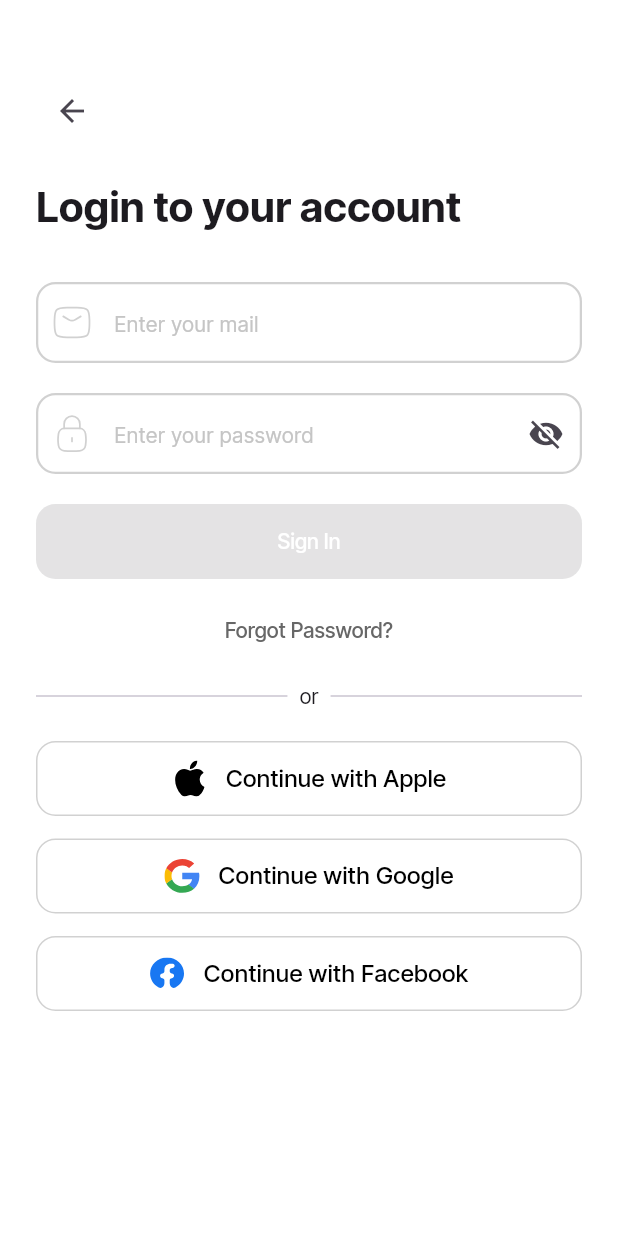
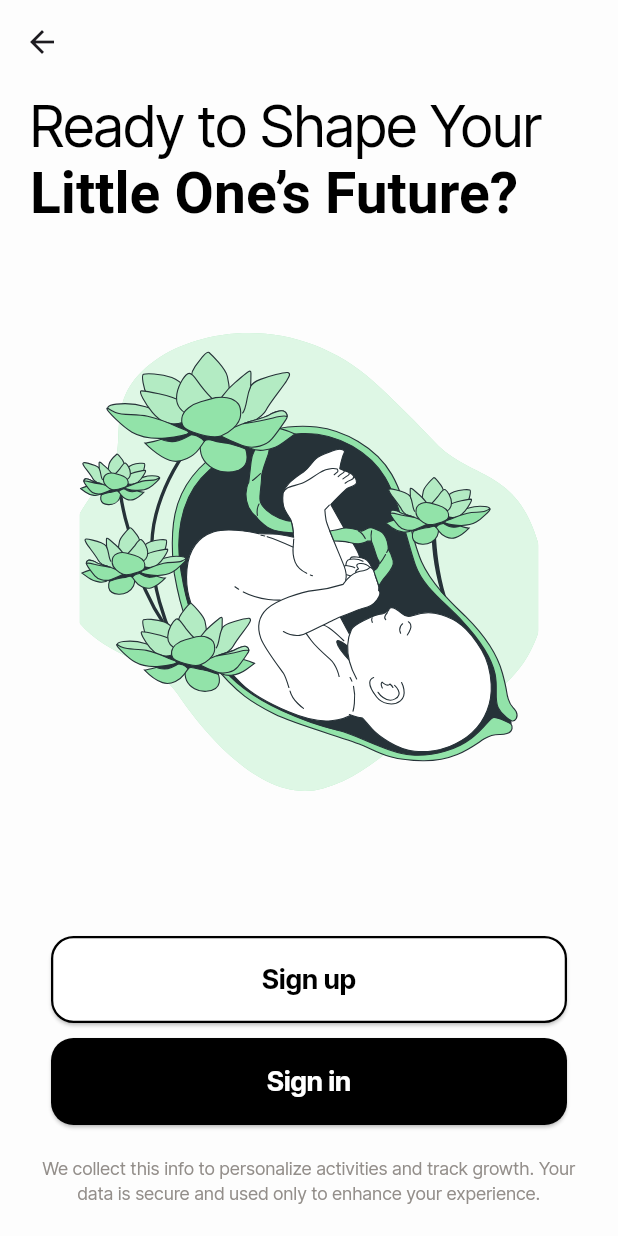
Before and after one commit to BondTime-New/Bondtime-App, a Flutter app: the screen it shows after launch, on a phone screen of 412 x 824 dp. Run offline on Flutter 3.47's test engine with Material 3 defaults, Android fonts, the phone set to English and light mode, and no system bars; our stand-ins replace flutter_svg.

Commit message:
integrated with sign in screen

```diff
--- a/lib/main.dart
+++ b/lib/main.dart
@@ -1,5 +1,6 @@
 import 'package:flutter/material.dart';
-import 'sign_in_screen.dart'; // Import the SignInScreen file
+import 'onboarding_screen.dart';
+import 'sign_in_screen.dart';
 
 void main() {
   runApp(const MyApp());
@@ -15,7 +16,11 @@ class MyApp extends StatelessWidget {
       theme: ThemeData(
         fontFamily: 'InterTight',
       ),
-      home: const SignInScreen(), // Set SignInScreen as the home page
+      initialRoute: '/',
+      routes: {
+        '/': (context) => const OnboardingScreen(),
+        '/sign-in': (context) => const SignInScreen(),
+      },
     );
   }
 }
--- /dev/null
+++ b/lib/onboarding_screen.dart
@@ -0,0 +1,119 @@
+import 'package:flutter/material.dart';
+import 'package:flutter_svg/flutter_svg.dart';
+
+class OnboardingScreen extends StatelessWidget {
+  const OnboardingScreen({super.key});
+
+  @override
+  Widget build(BuildContext context) {
+    return Scaffold(
+      backgroundColor: const Color(0xFFFDFDFD), // 🔥 Updated Background Color
+      appBar: AppBar(
+        leading: IconButton(
+          icon: const Icon(Icons.arrow_back),
+          onPressed: () {},
+        ),
+        elevation: 0,
+        backgroundColor: Colors.transparent,
+      ),
+      body: SafeArea(
+        child: Padding(
+          padding: const EdgeInsets.symmetric(horizontal: 20),
+          child: Column(
+            crossAxisAlignment: CrossAxisAlignment.start,
+            children: [
+              /// **Title**
+              const SizedBox(height: 5),
+              RichText(
+                text: const TextSpan(
+                  style: TextStyle(
+                    fontFamily: 'InterTight',
+                    fontSize: 38,
+                    color: Colors.black,
+                  ),
+                  children: [
+                    TextSpan(text: "Ready to Shape Your\n"),
+                    TextSpan(
+                      text: "Little One’s Future?",
+                      style: TextStyle(fontWeight: FontWeight.bold),
+                    ),
+                  ],
+                ),
+              ),
+
+              /// **Larger Image**
+              Flexible(
+                flex: 4,
+                child: Center(
+                  child: SvgPicture.asset(
+                    'assets/images/21864181_6502439 1.svg',
+                    width: MediaQuery.of(context).size.width * 0.95,
+                    height: MediaQuery.of(context).size.height * 0.45,
+                  ),
+                ),
+              ),
+
+              /// **Bottom Section**
+              Expanded(
+                flex: 2,
+                child: Column(
+                  mainAxisAlignment: MainAxisAlignment.end,
+                  children: [
+                    _buildButton("Sign up", isPrimary: false, onTap: () {}),
+                    const SizedBox(height: 10),
+                    _buildButton("Sign in", isPrimary: true, onTap: () {
+                      Navigator.pushNamed(context, '/sign-in');
+                    }),
+                    const SizedBox(height: 20),
+
+                    /// **Footer Text**
+                    const Text(
+                      "We collect this info to personalize activities and track growth. Your data is secure and used only to enhance your experience.",
+                      textAlign: TextAlign.center,
+                      style: TextStyle(
+                        fontFamily: 'InterTight',
+                        fontSize: 12,
+                        fontWeight: FontWeight.w400,
+                        color: Color(0xFF938E8A),
+                      ),
+                    ),
+                    const SizedBox(height: 20),
+                  ],
+                ),
+              ),
+            ],
+          ),
+        ),
+      ),
+    );
+  }
+
+  Widget _buildButton(String text,
+      {required bool isPrimary, VoidCallback? onTap}) {
+    return SizedBox(
+      width: 344,
+      height: 58,
+      child: ElevatedButton(
+        onPressed: onTap,
+        style: ElevatedButton.styleFrom(
+          backgroundColor: isPrimary ? Colors.black : Colors.white,
+          side: isPrimary
+              ? null
+              : const BorderSide(color: Colors.black, width: 1.5),
+          shape: RoundedRectangleBorder(
+            borderRadius: BorderRadius.circular(15),
+          ),
+        ),
+        child: Text(
+          text,
+          style: TextStyle(
+            fontFamily: 'InterTight',
+            fontSize: 18,
+            fontWeight: FontWeight.bold,
+            color: isPrimary ? Colors.white : Colors.black,
+          ),
+        ),
+      ),
+    );
+  }
+}
--- a/lib/sign_in_screen.dart
+++ b/lib/sign_in_screen.dart
@@ -32,10 +32,9 @@ class _SignInScreenState extends State<SignInScreen> {
   void _validateForm() {
     setState(() {
       _emailError = _validateEmail(_emailController.text);
-      _isFormValid =
-          _emailController.text.isNotEmpty && // Ensure email is filled
-              _emailError == null && // Ensure email is valid
-              _passwordController.text.isNotEmpty; // Ensure password is filled
+      _isFormValid = _emailController.text.isNotEmpty &&
+          _emailError == null &&
+          _passwordController.text.isNotEmpty;
     });
   }
 
@@ -51,17 +50,30 @@ class _SignInScreenState extends State<SignInScreen> {
   Widget build(BuildContext context) {
     return Scaffold(
       backgroundColor: Colors.white,
+
+      /// **AppBar for Back Button (Now Fully Left-Aligned)**
+      appBar: AppBar(
+        leading: Padding(
+          padding: const EdgeInsets.only(left: 10), // Adjust left padding
+          child: IconButton(
+            icon: const Icon(Icons.arrow_back),
+            onPressed: () {
+              Navigator.pop(context);
+            },
+            splashRadius: 20, // Matches onboarding screen behavior
+          ),
+        ),
+        elevation: 0,
+        backgroundColor: Colors.transparent,
+      ),
+
       body: SingleChildScrollView(
-        padding: const EdgeInsets.symmetric(horizontal: 24),
+        padding: const EdgeInsets.symmetric(
+            horizontal: 20), // Match onboarding padding
         child: Column(
           crossAxisAlignment: CrossAxisAlignment.start,
           children: [
-            const SizedBox(height: 50),
-            IconButton(
-              icon: const Icon(Icons.arrow_back),
-              onPressed: () {},
-            ),
-            const SizedBox(height: 20),
+            const SizedBox(height: 10),
             const Text(
               "Login to your account",
               style: TextStyle(
@@ -89,9 +101,7 @@ class _SignInScreenState extends State<SignInScreen> {
                 "assets/images/pw.svg"),
             const SizedBox(height: 20),
             ElevatedButton(
-              onPressed: _isFormValid
-                  ? () {}
-                  : null, // Only clickable when both fields are filled
+              onPressed: _isFormValid ? () {} : null,
               style: ElevatedButton.styleFrom(
                 backgroundColor:
                     _isFormValid ? Colors.black : const Color(0xFFA0A0A0),
@@ -115,8 +125,7 @@ class _SignInScreenState extends State<SignInScreen> {
                   overlayColor: MaterialStateProperty.resolveWith<Color?>(
                     (states) {
                       if (states.contains(MaterialState.pressed)) {
-                        return const Color(
-                            0xFFD1D1D1); // Light grey ripple effect
+                        return const Color(0xFFD1D1D1);
                       }
                       return null;
                     },
@@ -223,15 +232,14 @@ class _SignInScreenState extends State<SignInScreen> {
         color: Colors.white,
       ),
       child: Row(
-        mainAxisAlignment:
-            MainAxisAlignment.center, // Keep all buttons centered
+        mainAxisAlignment: MainAxisAlignment.center,
         children: [
           SvgPicture.asset(
             iconPath,
             width: 24,
             height: 24,
           ),
-          const SizedBox(width: 12), // Even spacing between icon & text
+          const SizedBox(width: 12),
           Text(
             text,
             style: const TextStyle(
```
Also changed, not shown: pubspec.yaml (+8 -5 lines), assets/images/21864181_6502439 1.svg (added), pubspec.lock, 20 other files.
